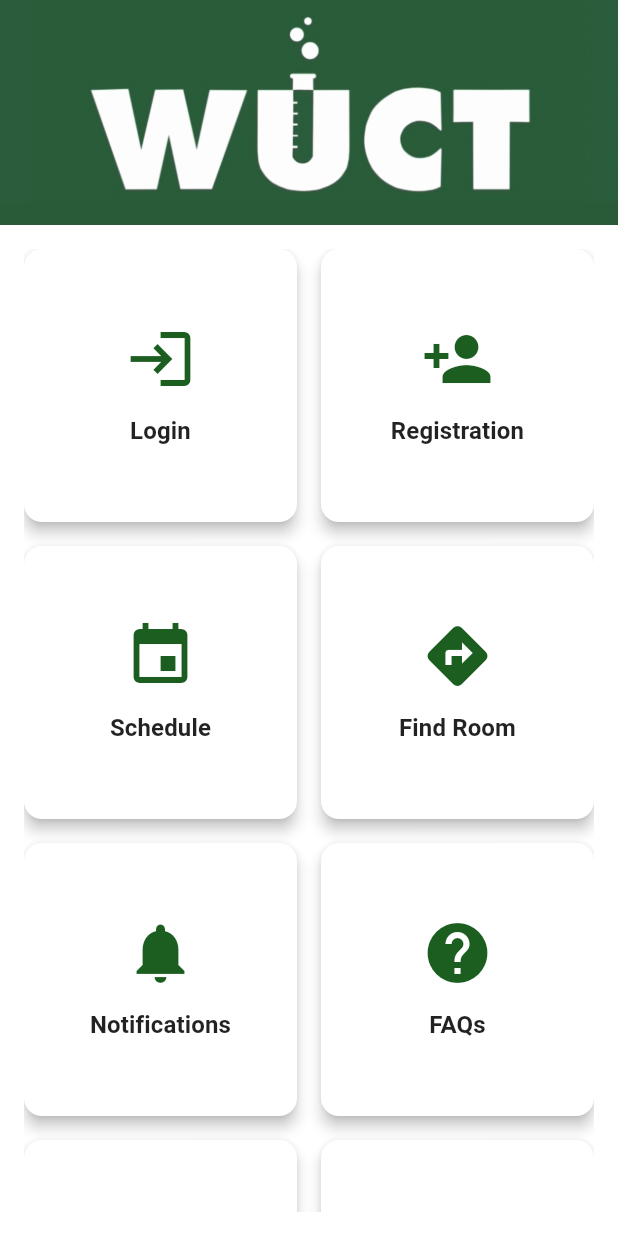
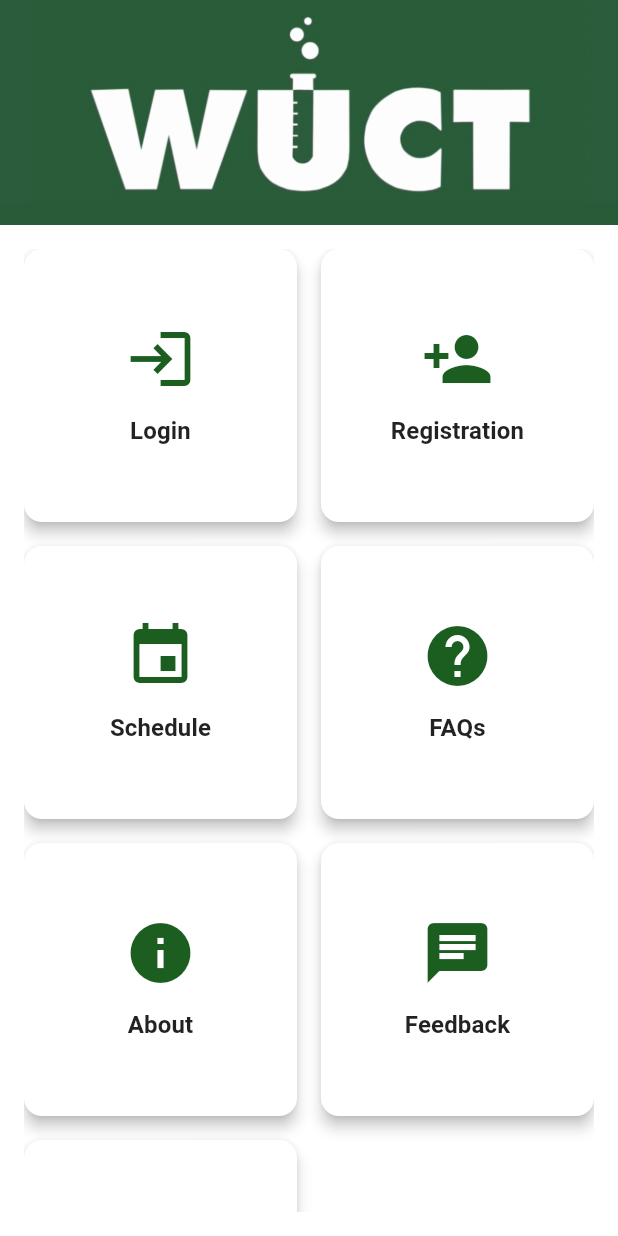
Before and after one commit to danielgai/wuct, a Flutter app: the screen it shows after launch, on a phone screen of 412 x 824 dp. Run offline on Flutter 3.47's test engine with Material 3 defaults, Android fonts, the phone set to English and light mode, and no system bars; our stand-ins replace cloud_firestore, firebase_auth, firebase_core, flutter_riverpod, flutter_spinkit, google_fonts and 1 more; accounts and stored records are empty.

Commit message:
added real time updates to UI when user logs in, registers, or logs out

```diff
--- a/lib/pages/wuct_home.dart
+++ b/lib/pages/wuct_home.dart
@@ -1,17 +1,24 @@
 import 'package:flutter/material.dart';
+import 'package:flutter_riverpod/flutter_riverpod.dart';
+import 'package:wuct/models/app_user.dart';
+import 'package:wuct/pages/loading.dart';
 import 'package:wuct/services/auth_service.dart';
+import 'package:wuct/shared/custom_snack_bar.dart';
 import 'package:wuct/shared/home_button.dart';
+import 'package:wuct/providers/auth_provider.dart';
 
-class WUCTHome extends StatefulWidget {
+class WUCTHome extends ConsumerWidget {
   const WUCTHome({super.key});
 
   @override
-  State<WUCTHome> createState() => _WUCTHomeState();
-}
+  Widget build(BuildContext context, WidgetRef ref) {
+    final AsyncValue<AppUser?> user = ref.watch(authProvider);
 
-class _WUCTHomeState extends State<WUCTHome> {
+    return user.when(
+      data: (user) {
         // Define a list of buttons with their properties
         final List<ButtonData> buttons = [
+          if (user == null)
             ButtonData(
               label: 'Login',
               icon: Icons.login,
@@ -19,13 +26,12 @@ class _WUCTHomeState extends State<WUCTHome> {
                 Navigator.of(context).pushNamed('/login');
               },
             ),
+          if (user == null)
             ButtonData(
               label: 'Registration',
               icon: Icons.person_add,
               onPressed: (context) {
                 Navigator.of(context).pushNamed('/signup');
-
-        // Define your registration action here
               },
             ),
           ButtonData(
@@ -33,6 +39,7 @@ class _WUCTHomeState extends State<WUCTHome> {
             icon: Icons.event,
             url: 'https://wuct.wustl.edu/mobileschedule.html',
           ),
+          if (user != null)
             ButtonData(
               label: 'Find Room',
               icon: Icons.directions,
@@ -40,6 +47,7 @@ class _WUCTHomeState extends State<WUCTHome> {
                 // Define your find room action here
               },
             ),
+          if (user != null)
             ButtonData(
               label: 'Notifications',
               icon: Icons.notifications,
@@ -55,7 +63,7 @@ class _WUCTHomeState extends State<WUCTHome> {
           ButtonData(
             label: 'About',
             icon: Icons.info,
-      url: 'https://wuct.wustl.edu/mobileabout.html',
+            url: 'https://wuct.wustl.edu/about.html',
           ),
           ButtonData(
             label: 'Feedback',
@@ -71,30 +79,41 @@ class _WUCTHomeState extends State<WUCTHome> {
               // Define your social action here
             },
           ),
-    ButtonData(label: 'Logout', icon: Icons.logout, onPressed: (context) async {
-      await AuthService.signOut();
-    })
+          // Conditionally render "Send Announcement" button if the user is admin
+          if (user != null && user.isAdmin)
+            ButtonData(label: 'Send Announcement', icon: Icons.send),
+
+          if (user != null)
+            ButtonData(
+              label: 'Logout',
+              icon: Icons.logout,
+              onPressed: (context) async {
+                try {
+                  await AuthService.signOut(ref);
+                  ScaffoldMessenger.of(context)
+                      .showSnackBar(CustomSnackBar(label: 'Logout Successful'));
+                } catch (e) {
+                  ScaffoldMessenger.of(context)
+                      .showSnackBar(CustomSnackBar(label: e.toString()));
+                }
+              },
+            )
         ];
 
-  @override
-  Widget build(BuildContext context) {
         return Scaffold(
-      // Use SafeArea to avoid system UI overlaps
           body: SafeArea(
             child: Column(
               children: [
-            // Custom AppBar
                 _buildAppBar(),
-            // Expanded GridView for buttons
                 Expanded(
                   child: Padding(
                     padding: const EdgeInsets.all(16.0),
                     child: LayoutBuilder(
                       builder: (context, constraints) {
-                    // Determine the number of columns based on screen width
                         int crossAxisCount = constraints.maxWidth > 600 ? 3 : 2;
                         return GridView.builder(
-                      gridDelegate: SliverGridDelegateWithFixedCrossAxisCount(
+                          gridDelegate:
+                              SliverGridDelegateWithFixedCrossAxisCount(
                             crossAxisCount: crossAxisCount,
                             crossAxisSpacing: 16,
                             mainAxisSpacing: 16,
@@ -119,6 +138,11 @@ class _WUCTHomeState extends State<WUCTHome> {
           ),
           backgroundColor: Colors.white,
         );
+      },
+      error: (error, stackTrace) =>
+          const Center(child: Text('Error loading user data')),
+      loading: () => const Center(child: Loading()),
+    );
   }
 
   // Custom AppBar widget
--- a/lib/providers/auth_provider.dart
+++ b/lib/providers/auth_provider.dart
@@ -3,18 +3,60 @@ import 'package:firebase_auth/firebase_auth.dart';
 import 'package:flutter_riverpod/flutter_riverpod.dart';
 import 'package:wuct/models/app_user.dart';
 
-final authProvider = StreamProvider.autoDispose<AppUser?>((ref) async* {
+final authProvider = StreamProvider.autoDispose<AppUser?>((ref) {
+  return FirebaseAuth.instance.authStateChanges().asyncExpand((user) {
+    if (user != null) {
+      // Listen to changes in the Firestore user document
+      return FirebaseFirestore.instance
+          .collection('users')
+          .doc(user.uid)
+          .snapshots()
+          .map((doc) {
+        if (doc.exists) {
+          final data = doc.data()!;
+          final washuID = data['washuID'];
+          final isAdmin = data['admin'] ?? false;
+
+          // Return an AppUser instance with additional data
+          return AppUser(
+            uid: user.uid,
+            email: user.email!,
+            washuID: washuID,
+            isAdmin: isAdmin,
+          );
+        } else {
+          // Document doesn't exist yet
+          return null;
+        }
+      });
+    } else {
+      // User is not authenticated
+      return Stream.value(null);
+    }
+  });
+});
+
+/**
+ * final authProvider = StreamProvider.autoDispose<AppUser?>((ref) async* {
   //subscribe to firebase auth changes
-  final Stream<AppUser?> userStream = FirebaseAuth.instance.authStateChanges().asyncMap((user) async {
-    if(user != null) {
-      final doc = await FirebaseFirestore.instance.collection('users').doc(user.uid).get();
+  final Stream<AppUser?> userStream =
+      FirebaseAuth.instance.authStateChanges().asyncMap((user) async {
+    if (user != null) {
+      final doc = await FirebaseFirestore.instance
+          .collection('users')
+          .doc(user.uid)
+          .get();
       if (doc.exists) {
         final data = doc.data()!;
         final washuID = data['washuID'];
         final isAdmin = data['admin'] ?? false;
 
         // Return an AppUser instance with additional data
-        return AppUser(uid: user.uid, email: user.email!, washuID: washuID, isAdmin: isAdmin);
+        return AppUser(
+            uid: user.uid,
+            email: user.email!,
+            washuID: washuID,
+            isAdmin: isAdmin);
       } else {
         return null;
       }
@@ -26,3 +68,5 @@ final authProvider = StreamProvider.autoDispose<AppUser?>((ref) async* {
     yield user;
   }
 });
+
+ */
```
Also changed, not shown: lib/main.dart (+13 -4 lines), lib/services/auth_service.dart (+14 -1 lines). Lines whose indentation alone changed are shown as unchanged.
